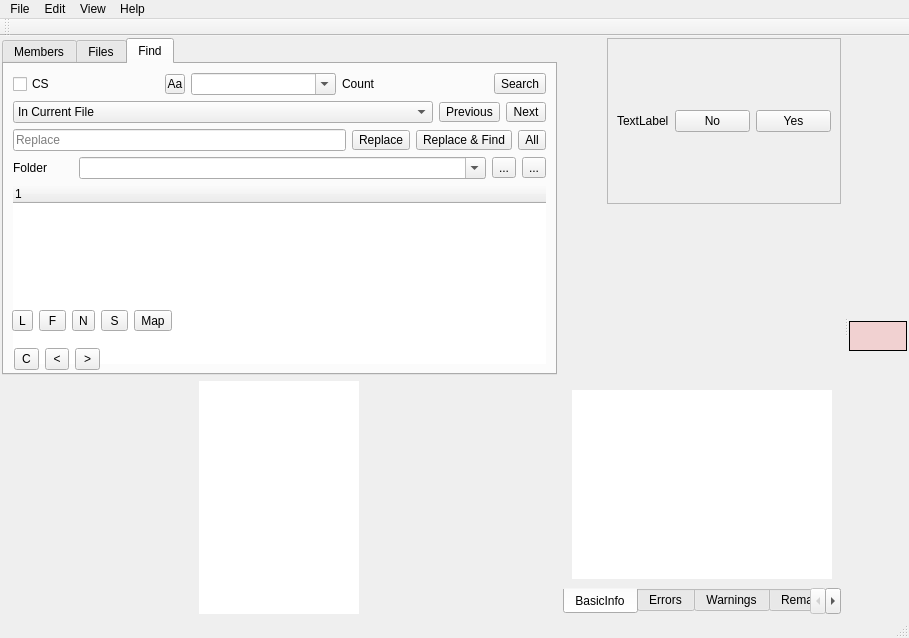
Old version of the form mainwindow.ui in the repository ic005k/Xiasl.
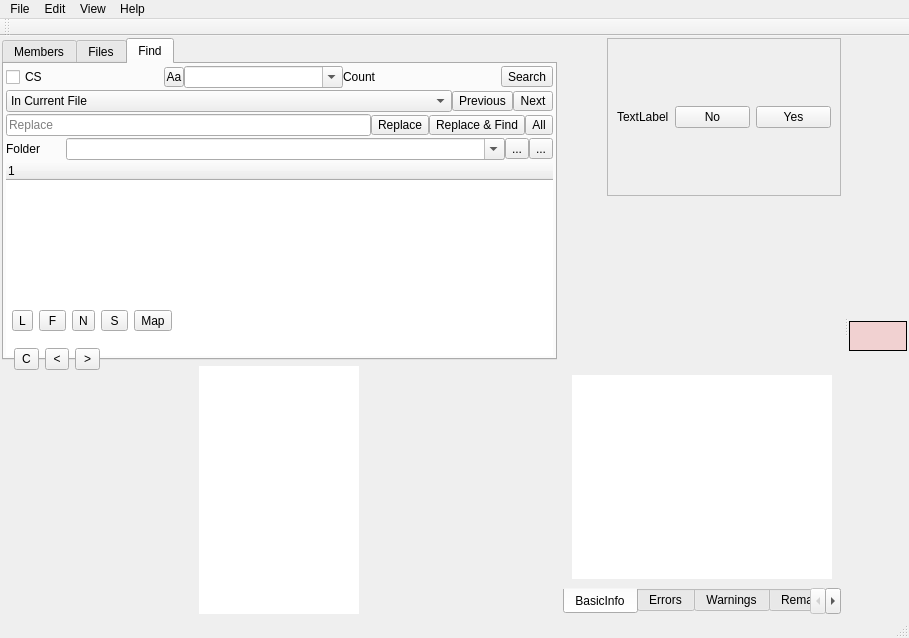
New version of the form. Icons and pictures are not drawn. Custom widgets are drawn as their Qt base class.

```diff
--- a/mainwindow.ui
+++ b/mainwindow.ui
@@ -555,6 +555,21 @@
         <string>Find</string>
        </attribute>
        <layout class="QGridLayout" name="gridLayout_9">
+        <property name="leftMargin">
+         <number>2</number>
+        </property>
+        <property name="topMargin">
+         <number>2</number>
+        </property>
+        <property name="rightMargin">
+         <number>2</number>
+        </property>
+        <property name="bottomMargin">
+         <number>2</number>
+        </property>
+        <property name="verticalSpacing">
+         <number>2</number>
+        </property>
         <item row="0" column="0">
          <layout class="QHBoxLayout" name="horizontalLayout">
           <item>
@@ -614,6 +629,9 @@
         </item>
         <item row="1" column="0">
          <layout class="QHBoxLayout" name="horizontalLayout_3">
+          <property name="spacing">
+           <number>-1</number>
+          </property>
           <item>
            <widget class="QComboBox" name="comboBox">
             <item>
@@ -727,7 +745,13 @@
            </widget>
           </item>
           <item>
-           <widget class="QComboBox" name="comboBox_2">
+           <widget class="QComboBox" name="cboxDir">
+            <property name="sizePolicy">
+             <sizepolicy hsizetype="Preferred" vsizetype="Fixed">
+              <horstretch>0</horstretch>
+              <verstretch>0</verstretch>
+             </sizepolicy>
+            </property>
             <property name="editable">
              <bool>true</bool>
             </property>
```
Left out of the diff: 2 changed lines with no effect on the pictures.
